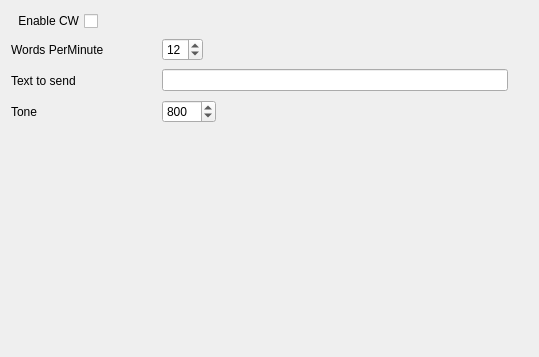
Qt form qsstv/config/cwconfig.ui (cureton/qsstv) before a commit.
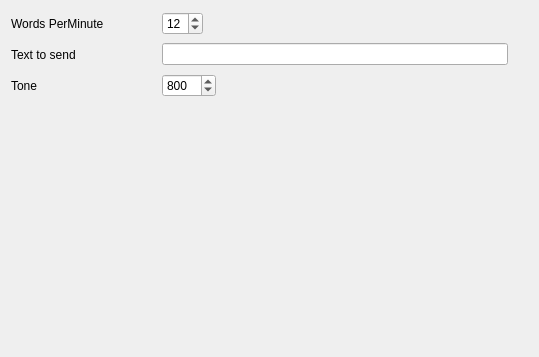
The same form after that commit.

```diff
--- a/qsstv/config/cwconfig.ui
+++ b/qsstv/config/cwconfig.ui
@@ -14,33 +14,6 @@
    <string>Dialog</string>
   </property>
   <layout class="QVBoxLayout" name="verticalLayout">
-   <item>
-    <layout class="QHBoxLayout" name="horizontalLayout">
-     <item>
-      <widget class="QCheckBox" name="enableCWCheckBox">
-       <property name="layoutDirection">
-        <enum>Qt::RightToLeft</enum>
-       </property>
-       <property name="text">
-        <string>Enable CW</string>
-       </property>
-      </widget>
-     </item>
-     <item>
-      <spacer name="horizontalSpacer">
-       <property name="orientation">
-        <enum>Qt::Horizontal</enum>
-       </property>
-       <property name="sizeHint" stdset="0">
-        <size>
-         <width>40</width>
-         <height>20</height>
-        </size>
-       </property>
-      </spacer>
-     </item>
-    </layout>
-   </item>
    <item>
     <layout class="QHBoxLayout" name="_3">
      <property name="spacing">
```
